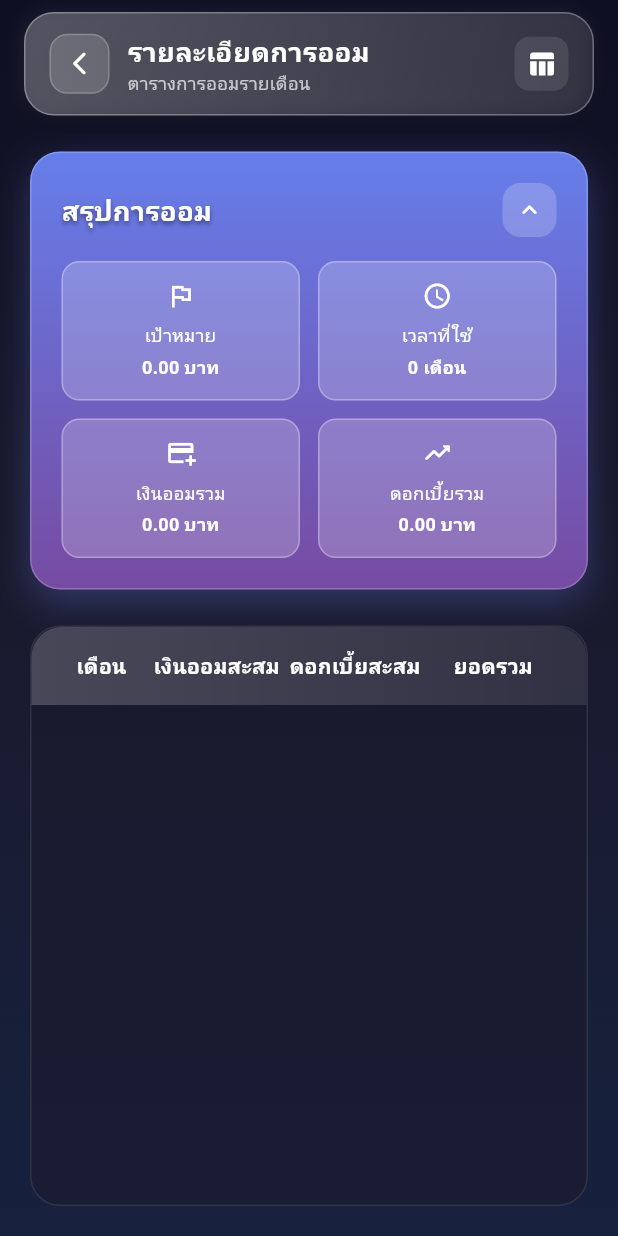
After one commit to taywin-p/fin-calc, a Flutter app: the SavingsCalculatorDetailsView screen opened directly, on a phone screen of 412 x 824 dp. The commit adds this screen. Run offline on Flutter 3.47's test engine with Material 3 defaults, Android fonts, the phone set to English and light mode, and no system bars; our stand-ins replace bloc, equatable, fl_chart, flutter_bloc, hive, hive_flutter; accounts and stored records are empty.

Commit message:
feat: Add Savings Calculator Details Page with state management and navigation

```diff
--- a/lib/src/page/savings_calculator/savings_calculator_page.dart
+++ b/lib/src/page/savings_calculator/savings_calculator_page.dart
@@ -6,6 +6,7 @@ import 'package:intl/intl.dart';
 import 'package:fin_calc/src/data/repositories/savings_repository_impl.dart';
 import 'package:fin_calc/src/page/savings_calculator/bloc/savings_calculator_cubit.dart';
 import 'package:fin_calc/src/data/services/savings_calculator_service.dart';
+import 'package:fin_calc/src/page/savings_calculator_details/savings_calculator_details.dart';
 import 'widgets/savings_summary_chart_widget_new.dart';
 
 // Custom number formatter for comma-separated numbers
@@ -491,6 +492,33 @@ class _SavingsCalculatorViewState extends State<SavingsCalculatorView> {
               totalInterest: calculation.totalInterest ?? 0,
               finalAmount: calculation.finalAmount ?? 0,
             ),
+            const SizedBox(height: 16),
+            // Details Button
+            Container(
+              width: double.infinity,
+              decoration: BoxDecoration(
+                color: Colors.white.withOpacity(0.2),
+                borderRadius: BorderRadius.circular(14),
+                border: Border.all(color: Colors.white.withOpacity(0.3)),
+              ),
+              child: TextButton.icon(
+                onPressed: () {
+                  Navigator.push(
+                    context,
+                    MaterialPageRoute(builder: (context) => SavingsCalculatorDetailsPage(calculation: calculation)),
+                  );
+                },
+                icon: const Icon(Icons.table_rows_rounded, color: Colors.white, size: 18),
+                label: const Text(
+                  'ดูรายละเอียดเพิ่มเติม',
+                  style: TextStyle(color: Colors.white, fontSize: 15, fontWeight: FontWeight.w500),
+                ),
+                style: TextButton.styleFrom(
+                  padding: const EdgeInsets.symmetric(vertical: 12),
+                  shape: RoundedRectangleBorder(borderRadius: BorderRadius.circular(14)),
+                ),
+              ),
+            ),
           ] else ...[
             Container(
               padding: const EdgeInsets.all(16),
--- /dev/null
+++ b/lib/src/page/savings_calculator_details/bloc/savings_calculator_details_cubit.dart
@@ -0,0 +1,19 @@
+import 'package:flutter_bloc/flutter_bloc.dart';
+import '../savings_calculator_details_state.dart';
+
+class SavingsCalculatorDetailsCubit extends Cubit<SavingsCalculatorDetailsState> {
+  SavingsCalculatorDetailsCubit() : super(SavingsCalculatorDetailsInitial());
+
+  dynamic calculation;
+  bool isSummaryVisible = true;
+
+  void loadData(dynamic calc) {
+    calculation = calc;
+    emit(SavingsCalculatorDetailsLoaded(isSummaryVisible: isSummaryVisible));
+  }
+
+  void toggleSummaryVisibility() {
+    isSummaryVisible = !isSummaryVisible;
+    emit(SavingsCalculatorDetailsLoaded(isSummaryVisible: isSummaryVisible));
+  }
+}
--- /dev/null
+++ b/lib/src/page/savings_calculator_details/savings_calculator_details.dart
@@ -0,0 +1,4 @@
+export 'savings_calculator_details_page.dart';
+export 'savings_calculator_details_page.dart';
+export 'savings_calculator_details_state.dart';
+export 'bloc/savings_calculator_details_cubit.dart';
--- /dev/null
+++ b/lib/src/page/savings_calculator_details/savings_calculator_details_page.dart
@@ -0,0 +1,408 @@
+import 'package:flutter/material.dart';
+import 'package:flutter_bloc/flutter_bloc.dart';
+import 'package:intl/intl.dart';
+
+import 'bloc/savings_calculator_details_cubit.dart';
+import 'savings_calculator_details_state.dart';
+
+class SavingsCalculatorDetailsPage extends StatelessWidget {
+  final dynamic calculation;
+
+  const SavingsCalculatorDetailsPage({super.key, required this.calculation});
+
+  @override
+  Widget build(BuildContext context) {
+    return BlocProvider(
+      create: (context) => SavingsCalculatorDetailsCubit()..loadData(calculation),
+      child: const SavingsCalculatorDetailsView(),
+    );
+  }
+}
+
+class SavingsCalculatorDetailsView extends StatelessWidget {
+  const SavingsCalculatorDetailsView({super.key});
+
+  @override
+  Widget build(BuildContext context) {
+    final calculation = context.read<SavingsCalculatorDetailsCubit>().calculation;
+
+    return Scaffold(
+      body: Container(
+        decoration: const BoxDecoration(
+          gradient: LinearGradient(
+            begin: Alignment.topCenter,
+            end: Alignment.bottomCenter,
+            colors: [Color(0xFF0F0F23), Color(0xFF1A1A2E), Color(0xFF16213E)],
+          ),
+        ),
+        child: SafeArea(
+          child: Column(
+            children: [
+              // AppBar
+              Container(
+                margin: const EdgeInsets.fromLTRB(16, 8, 16, 0),
+                padding: const EdgeInsets.symmetric(horizontal: 16, vertical: 12),
+                decoration: BoxDecoration(
+                  gradient: LinearGradient(
+                    begin: Alignment.topLeft,
+                    end: Alignment.bottomRight,
+                    colors: [Colors.white.withOpacity(0.25), Colors.white.withOpacity(0.1)],
+                  ),
+                  borderRadius: BorderRadius.circular(20),
+                  border: Border.all(color: Colors.white.withOpacity(0.3), width: 1),
+                  boxShadow: [
+                    BoxShadow(color: Colors.black.withOpacity(0.08), blurRadius: 16, offset: const Offset(0, 8)),
+                    BoxShadow(color: Colors.white.withOpacity(0.05), blurRadius: 8, offset: const Offset(-2, -2)),
+                  ],
+                ),
+                child: Row(
+                  children: [
+                    // Back Button
+                    GestureDetector(
+                      onTap: () => Navigator.of(context).pop(),
+                      child: Container(
+                        padding: const EdgeInsets.all(10),
+                        decoration: BoxDecoration(
+                          color: Colors.white.withOpacity(0.15),
+                          borderRadius: BorderRadius.circular(12),
+                          border: Border.all(color: Colors.white.withOpacity(0.2), width: 1),
+                        ),
+                        child: const Icon(Icons.arrow_back_ios_new_rounded, color: Colors.white, size: 18),
+                      ),
+                    ),
+                    const SizedBox(width: 12),
+                    // Title Section
+                    Expanded(
+                      child: Column(
+                        crossAxisAlignment: CrossAxisAlignment.start,
+                        mainAxisSize: MainAxisSize.min,
+                        children: [
+                          const Text(
+                            'รายละเอียดการออม',
+                            style: TextStyle(
+                              color: Colors.white,
+                              fontSize: 18,
+                              fontWeight: FontWeight.w600,
+                              letterSpacing: 0.3,
+                            ),
+                          ),
+                          Text(
+                            'ตารางการออมรายเดือน',
+                            style: TextStyle(
+                              color: Colors.white.withOpacity(0.7),
+                              fontSize: 12,
+                              fontWeight: FontWeight.w400,
+                            ),
+                          ),
+                        ],
+                      ),
+                    ),
+                    // Icon
+                    Container(
+                      padding: const EdgeInsets.all(8),
+                      decoration: BoxDecoration(
+                        color: Colors.white.withOpacity(0.1),
+                        borderRadius: BorderRadius.circular(10),
+                      ),
+                      child: const Icon(Icons.table_chart_rounded, color: Colors.white, size: 20),
+                    ),
+                  ],
+                ),
+              ),
+
+              const SizedBox(height: 24),
+
+              // Summary Card
+              Container(
+                margin: const EdgeInsets.symmetric(horizontal: 20),
+                padding: const EdgeInsets.all(20),
+                decoration: BoxDecoration(
+                  gradient: const LinearGradient(
+                    begin: Alignment.topCenter,
+                    end: Alignment.bottomCenter,
+                    colors: [Color(0xFF667EEA), Color(0xFF764BA2)],
+                  ),
+                  borderRadius: BorderRadius.circular(20),
+                  border: Border.all(color: Colors.white.withOpacity(0.2)),
+                  boxShadow: [
+                    BoxShadow(color: const Color(0xFF667EEA).withOpacity(0.3), blurRadius: 20, offset: const Offset(0, 8)),
+                  ],
+                ),
+                child: Column(
+                  crossAxisAlignment: CrossAxisAlignment.start,
+                  children: [
+                    // Header with toggle button
+                    BlocBuilder<SavingsCalculatorDetailsCubit, SavingsCalculatorDetailsState>(
+                      builder: (context, state) {
+                        final cubit = context.read<SavingsCalculatorDetailsCubit>();
+                        return GestureDetector(
+                          onTap: () {
+                            cubit.toggleSummaryVisibility();
+                          },
+                          child: Row(
+                            mainAxisAlignment: MainAxisAlignment.spaceBetween,
+                            children: [
+                              const Text(
+                                'สรุปการออม',
+                                style: TextStyle(
+                                  color: Colors.white,
+                                  fontSize: 18,
+                                  fontWeight: FontWeight.w600,
+                                  shadows: [Shadow(offset: Offset(0, 2), blurRadius: 4, color: Colors.black45)],
+                                ),
+                              ),
+                              Container(
+                                padding: const EdgeInsets.all(8),
+                                decoration: BoxDecoration(
+                                  color: Colors.white.withOpacity(0.2),
+                                  borderRadius: BorderRadius.circular(12),
+                                ),
+                                child: Icon(
+                                  cubit.isSummaryVisible
+                                      ? Icons.keyboard_arrow_up_rounded
+                                      : Icons.keyboard_arrow_down_rounded,
+                                  color: Colors.white,
+                                  size: 20,
+                                ),
+                              ),
+                            ],
+                          ),
+                        );
+                      },
+                    ),
+
+                    // Summary content (แสดง/ซ่อนตาม state)
+                    BlocBuilder<SavingsCalculatorDetailsCubit, SavingsCalculatorDetailsState>(
+                      builder: (context, state) {
+                        final cubit = context.read<SavingsCalculatorDetailsCubit>();
+                        if (!cubit.isSummaryVisible) return const SizedBox.shrink();
+
+                        return Column(
+                          children: [
+                            const SizedBox(height: 16),
+                            Row(
+                              children: [
+                                Expanded(
+                                  child: _buildSummaryItem(
+                                    'เป้าหมาย',
+                                    '${NumberFormat('#,##0.00').format(calculation?.savingsGoal ?? 0)} บาท',
+                                    Icons.flag_outlined,
+                                  ),
+                                ),
+                                const SizedBox(width: 12),
+                                Expanded(
+                                  child: _buildSummaryItem(
+                                    'เวลาที่ใช้',
+                                    '${(calculation?.timeToGoalMonths ?? 0).toInt()} เดือน',
+                                    Icons.schedule_outlined,
+                                  ),
+                                ),
+                              ],
+                            ),
+                            const SizedBox(height: 12),
+                            Row(
+                              children: [
+                                Expanded(
+                                  child: _buildSummaryItem(
+                                    'เงินออมรวม',
+                                    '${NumberFormat('#,##0.00').format((calculation?.monthlyDeposit ?? 0) * (calculation?.timeToGoalMonths ?? 0))} บาท',
+                                    Icons.add_card_outlined,
+                                  ),
+                                ),
+                                const SizedBox(width: 12),
+                                Expanded(
+                                  child: _buildSummaryItem(
+                                    'ดอกเบี้ยรวม',
+                                    '${NumberFormat('#,##0.00').format(calculation?.totalInterest ?? 0)} บาท',
+                                    Icons.trending_up_rounded,
+                                  ),
+                                ),
+                              ],
+                            ),
+                          ],
+                        );
+                      },
+                    ),
+                  ],
+                ),
+              ),
+
+              const SizedBox(height: 24),
+
+              // Table
+              Expanded(
+                child: Container(
+                  margin: const EdgeInsets.symmetric(horizontal: 20),
+                  decoration: BoxDecoration(
+                    color: const Color(0xFF1A1A2E).withOpacity(0.7),
+                    borderRadius: BorderRadius.circular(20),
+                    border: Border.all(color: Colors.white.withOpacity(0.1), width: 1),
+                  ),
+                  child: Column(
+                    children: [
+                      // Table Header
+                      Container(
+                        padding: const EdgeInsets.all(16),
+                        decoration: BoxDecoration(
+                          gradient: LinearGradient(
+                            colors: [Colors.white.withOpacity(0.2), Colors.white.withOpacity(0.1)],
+                          ),
+                          borderRadius: const BorderRadius.only(
+                            topLeft: Radius.circular(20),
+                            topRight: Radius.circular(20),
+                          ),
+                        ),
+                        child: const Row(
+                          children: [
+                            Expanded(
+                              flex: 2,
+                              child: Text(
+                                'เดือน',
+                                style: TextStyle(color: Colors.white, fontSize: 14, fontWeight: FontWeight.w600),
+                                textAlign: TextAlign.center,
+                              ),
+                            ),
+                            Expanded(
+                              flex: 3,
+                              child: Text(
+                                'เงินออมสะสม',
+                                style: TextStyle(color: Colors.white, fontSize: 14, fontWeight: FontWeight.w600),
+                                textAlign: TextAlign.center,
+                              ),
+                            ),
+                            Expanded(
+                              flex: 3,
+                              child: Text(
+                                'ดอกเบี้ยสะสม',
+                                style: TextStyle(color: Colors.white, fontSize: 14, fontWeight: FontWeight.w600),
+                                textAlign: TextAlign.center,
+                              ),
+                            ),
+                            Expanded(
+                              flex: 3,
+                              child: Text(
+                                'ยอดรวม',
+                                style: TextStyle(color: Colors.white, fontSize: 14, fontWeight: FontWeight.w600),
+                                textAlign: TextAlign.center,
+                              ),
+                            ),
+                          ],
+                        ),
+                      ),
+                      // Table Body
+                      Expanded(
+                        child: ListView.builder(
+                          padding: EdgeInsets.zero,
+                          itemCount: calculation?.timeToGoalMonths?.toInt() ?? 0,
+                          itemBuilder: (context, index) => _buildTableRow(index + 1, calculation),
+                        ),
+                      ),
+                    ],
+                  ),
+                ),
+              ),
+
+              const SizedBox(height: 20),
+            ],
+          ),
+        ),
+      ),
+    );
+  }
+
+  Widget _buildSummaryItem(String label, String value, IconData icon) {
+    return Container(
+      padding: const EdgeInsets.all(12),
+      decoration: BoxDecoration(
+        color: Colors.white.withOpacity(0.2),
+        borderRadius: BorderRadius.circular(12),
+        border: Border.all(color: Colors.white.withOpacity(0.3)),
+      ),
+      child: Column(
+        children: [
+          Icon(icon, color: Colors.white, size: 20),
+          const SizedBox(height: 8),
+          Text(
+            label,
+            style: const TextStyle(color: Colors.white, fontSize: 12, fontWeight: FontWeight.w500),
+            textAlign: TextAlign.center,
+          ),
+          const SizedBox(height: 4),
+          Text(
+            value,
+            style: const TextStyle(color: Colors.white, fontSize: 12, fontWeight: FontWeight.w600),
+            textAlign: TextAlign.center,
+          ),
+        ],
+      ),
+    );
+  }
+
+  Widget _buildTableRow(int month, calculation) {
+    final numberFormat = NumberFormat('#,##0');
+
+    // คำนวณข้อมูลสำหรับแต่ละเดือน
+    final monthlyDeposit = calculation?.monthlyDeposit ?? 0;
+    final interestRate = (calculation?.interestRate ?? 0) / 100 / 12; // อัตราดอกเบี้ยรายเดือน
+    final currentSavings = calculation?.currentSavings ?? 0;
+
+    // คำนวณยอดสะสมและดอกเบี้ยสะสม
+    double totalSavings = currentSavings;
+    double totalInterest = 0;
+
+    for (int i = 1; i <= month; i++) {
+      totalSavings += monthlyDeposit;
+      double monthlyInterest = totalSavings * interestRate;
+      totalInterest += monthlyInterest;
+      totalSavings += monthlyInterest;
+    }
+
+    final isEvenRow = month % 2 == 0;
+
+    return Container(
+      padding: const EdgeInsets.symmetric(horizontal: 16, vertical: 12),
+      decoration: BoxDecoration(
+        color: isEvenRow ? Colors.white.withOpacity(0.05) : Colors.transparent,
+        border: Border(
+          bottom: BorderSide(color: Colors.white.withOpacity(0.1), width: 0.5),
+        ),
+      ),
+      child: Row(
+        children: [
+          Expanded(
+            flex: 2,
+            child: Text(
+              '$month',
+              style: const TextStyle(color: Colors.white, fontSize: 13, fontWeight: FontWeight.w500),
+              textAlign: TextAlign.center,
+            ),
+          ),
+          Expanded(
+            flex: 3,
+            child: Text(
+              numberFormat.format(currentSavings + (monthlyDeposit * month)),
+              style: const TextStyle(color: Colors.white, fontSize: 13, fontWeight: FontWeight.w500),
+              textAlign: TextAlign.center,
+            ),
+          ),
+          Expanded(
+            flex: 3,
+            child: Text(
+              numberFormat.format(totalInterest),
+              style: TextStyle(color: Colors.green.shade300, fontSize: 13, fontWeight: FontWeight.w500),
+              textAlign: TextAlign.center,
+            ),
+          ),
+          Expanded(
+            flex: 3,
+            child: Text(
+              numberFormat.format(totalSavings),
+              style: const TextStyle(color: Colors.white, fontSize: 13, fontWeight: FontWeight.w600),
+              textAlign: TextAlign.center,
+            ),
+          ),
+        ],
+      ),
+    );
+  }
+}
--- /dev/null
+++ b/lib/src/page/savings_calculator_details/savings_calculator_details_state.dart
@@ -0,0 +1,28 @@
+import 'package:equatable/equatable.dart';
+
+abstract class SavingsCalculatorDetailsState extends Equatable {
+  const SavingsCalculatorDetailsState();
+
+  @override
+  List<Object> get props => [];
+}
+
+class SavingsCalculatorDetailsInitial extends SavingsCalculatorDetailsState {}
+
+class SavingsCalculatorDetailsLoaded extends SavingsCalculatorDetailsState {
+  final bool isSummaryVisible;
+
+  const SavingsCalculatorDetailsLoaded({this.isSummaryVisible = true});
+
+  @override
+  List<Object> get props => [isSummaryVisible];
+}
+
+class SavingsCalculatorDetailsError extends SavingsCalculatorDetailsState {
+  final String message;
+
+  const SavingsCalculatorDetailsError(this.message);
+
+  @override
+  List<Object> get props => [message];
+}
```
